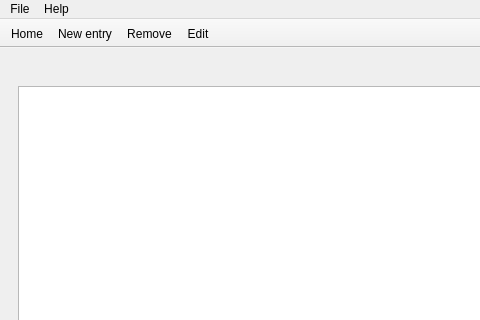
This is lab1/Blog/mainwindow.ui in TheDoom-IT/GraphicalUserInterfacesProjects as Qt 5 draws it before an edit; both pictures show x 0 to 480 and y 0 to 320 of the 800 by 600 pixel window. The edited form follows.
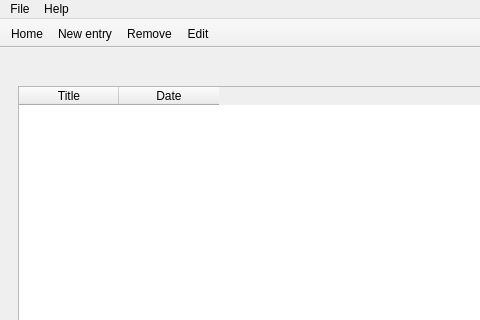
This is the edited form. The open tabs and pages were chosen to show the change.

Commit message: Fix EntryTable headers in MainWindow

What changed in the file:
```diff
--- a/lab1/Blog/mainwindow.ui
+++ b/lab1/Blog/mainwindow.ui
@@ -71,7 +71,7 @@
            <number>2</number>
           </property>
           <attribute name="horizontalHeaderVisible">
-           <bool>false</bool>
+           <bool>true</bool>
           </attribute>
           <attribute name="horizontalHeaderCascadingSectionResizes">
            <bool>false</bool>
```
Left out of the diff: 2 changed lines with no effect on the pictures.
